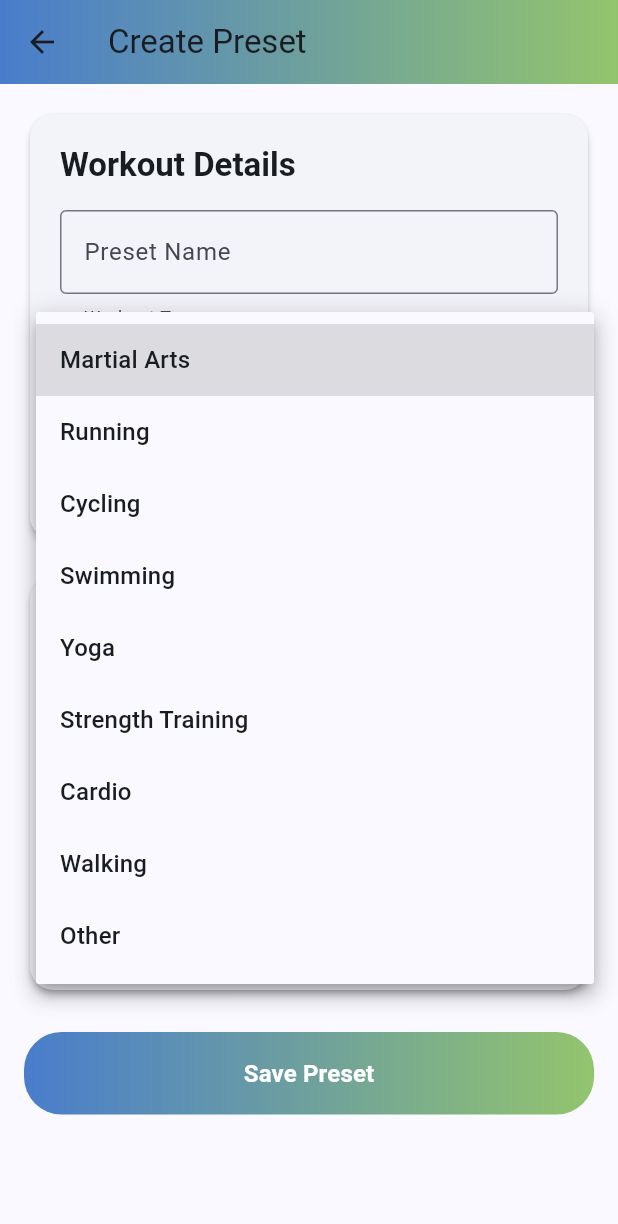
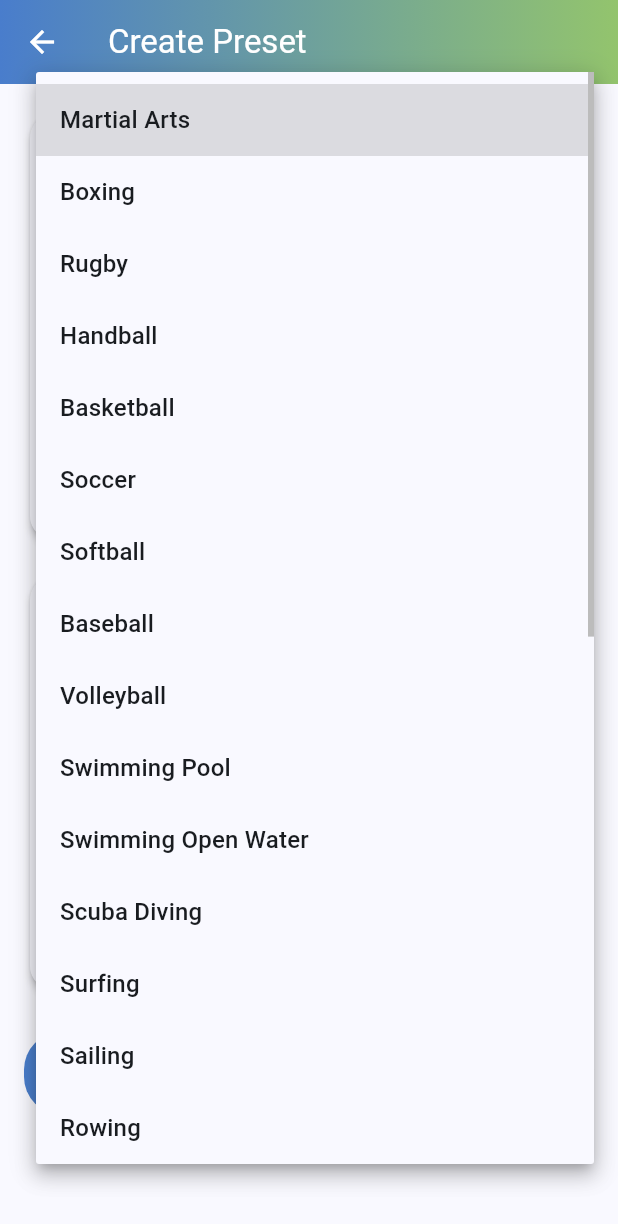
Before and after one commit to Drarox/Health-Connect-Log, a Flutter app: the CreatePresetScreen screen opened directly, after a tap on "Martial Arts", on a phone screen of 412 x 824 dp. Shown: the top 1224 px of the screen. Run offline on Flutter 3.47's test engine with Material 3 defaults, Android fonts, the phone set to English and light mode, and no system bars; our stand-ins replace shared_preferences, yaml; missing offline and left inert: health; accounts and stored records are empty; statements that could not run were skipped.

```diff
--- a/lib/screens/create_preset_screen.dart
+++ b/lib/screens/create_preset_screen.dart
@@ -30,6 +30,7 @@ class _CreatePresetScreenState extends State<CreatePresetScreen> {
       appBar: AppBar(
         centerTitle: false,
         title: const Text('Create Preset'),
+        foregroundColor: Colors.white,
         flexibleSpace: Container(
           decoration: BoxDecoration(
             gradient: LinearGradient(
--- a/lib/services/health_service.dart
+++ b/lib/services/health_service.dart
@@ -108,36 +108,114 @@ class HealthService {
 
   HealthWorkoutActivityType _getWorkoutType(String type) {
     switch (type.toLowerCase()) {
+    // Combat & Contact Sports
       case 'martial arts':
         return HealthWorkoutActivityType.MARTIAL_ARTS;
-      case 'running':
-        return HealthWorkoutActivityType.RUNNING;
-      case 'cycling':
-        return HealthWorkoutActivityType.BIKING;
-      case 'swimming':
-        return HealthWorkoutActivityType.SWIMMING;
+      case 'boxing':
+        return HealthWorkoutActivityType.BOXING;
+      case 'rugby':
+        return HealthWorkoutActivityType.RUGBY;
+      case 'handball':
+        return HealthWorkoutActivityType.HANDBALL;
+      case 'basketball':
+        return HealthWorkoutActivityType.BASKETBALL;
+      case 'soccer':
+        return HealthWorkoutActivityType.SOCCER;
+      case 'softball':
+        return HealthWorkoutActivityType.SOFTBALL;
+      case 'baseball':
+        return HealthWorkoutActivityType.BASEBALL;
+      case 'volleyball':
+        return HealthWorkoutActivityType.VOLLEYBALL;
+
+    // Water Sports
+      case 'swimming pool':
+        return HealthWorkoutActivityType.SWIMMING_POOL;
+      case 'swimming open water':
+        return HealthWorkoutActivityType.SWIMMING_OPEN_WATER;
+      case 'scuba diving':
+        return HealthWorkoutActivityType.SCUBA_DIVING;
+      case 'surfing':
+        return HealthWorkoutActivityType.SURFING;
+      case 'sailing':
+        return HealthWorkoutActivityType.SAILING;
+      case 'rowing':
+        return HealthWorkoutActivityType.ROWING;
+      case 'water polo':
+        return HealthWorkoutActivityType.WATER_POLO;
+
+    // Extreme / Gear Interference
+      case 'rock climbing':
+        return HealthWorkoutActivityType.ROCK_CLIMBING;
+      case 'snowboarding':
+        return HealthWorkoutActivityType.SNOWBOARDING;
+      case 'skiing':
+        return HealthWorkoutActivityType.SKIING;
+      case 'snowshoeing':
+        return HealthWorkoutActivityType.SNOWSHOEING;
+      case 'skating':
+        return HealthWorkoutActivityType.SKATING;
+      case 'ice skating':
+        return HealthWorkoutActivityType.ICE_SKATING;
+      case 'paragliding':
+        return HealthWorkoutActivityType.PARAGLIDING;
+      case 'gymnastics':
+        return HealthWorkoutActivityType.GYMNASTICS;
+      case 'fencing':
+        return HealthWorkoutActivityType.FENCING;
+
+    // Other Situations
       case 'yoga':
         return HealthWorkoutActivityType.YOGA;
-      case 'strength training':
-        return HealthWorkoutActivityType.STRENGTH_TRAINING;
-      case 'cardio':
-        return HealthWorkoutActivityType.OTHER;
-      case 'walking':
-        return HealthWorkoutActivityType.WALKING;
+      case 'pilates':
+        return HealthWorkoutActivityType.PILATES;
+      case 'dancing':
+        return HealthWorkoutActivityType.DANCING;
+      case 'guided breathing':
+        return HealthWorkoutActivityType.GUIDED_BREATHING;
+
       default:
         return HealthWorkoutActivityType.OTHER;
     }
   }
 
+
   static List<String> get availableWorkoutTypes => [
+    // Combat & Contact Sports
     'Martial Arts',
-    'Running',
-    'Cycling',
-    'Swimming',
+    'Boxing',
+    'Rugby',
+    'Handball',
+    'Basketball',
+    'Soccer',
+    'Softball',
+    'Baseball',
+    'Volleyball',
+
+    // Water Sports
+    'Swimming Pool',
+    'Swimming Open Water',
+    'Scuba Diving',
+    'Surfing',
+    'Sailing',
+    'Rowing',
+    'Water Polo',
+
+    // Extreme / Gear Interference
+    'Rock Climbing',
+    'Snowboarding',
+    'Skiing',
+    'Snowshoeing',
+    'Skating',
+    'Ice Skating',
+    'Paragliding',
+    'Gymnastics',
+    'Fencing',
+
+    // Other Situations
     'Yoga',
-    'Strength Training',
-    'Cardio',
-    'Walking',
-    'Other',
+    'Pilates',
+    'Dancing',
+    'Guided Breathing',
   ];
 }
```
Also changed, not shown: lib/screens/home_screen.dart (+44 -1 lines), pubspec.yaml (+4 -4 lines), pubspec.lock, 4 other files.
